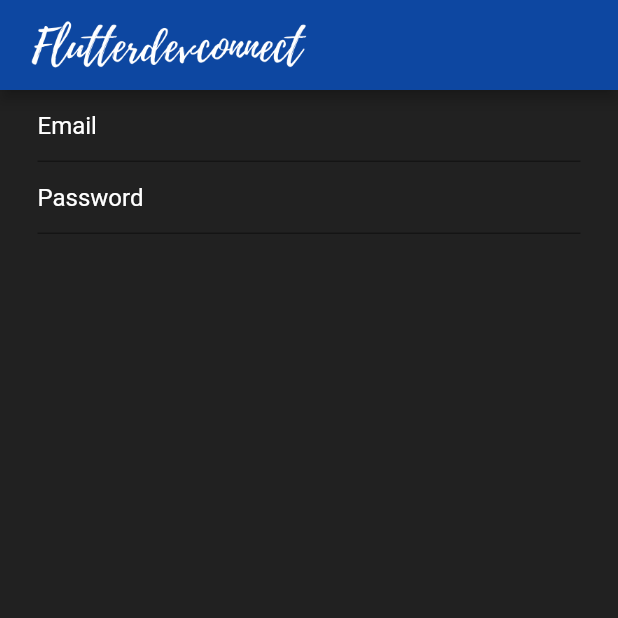
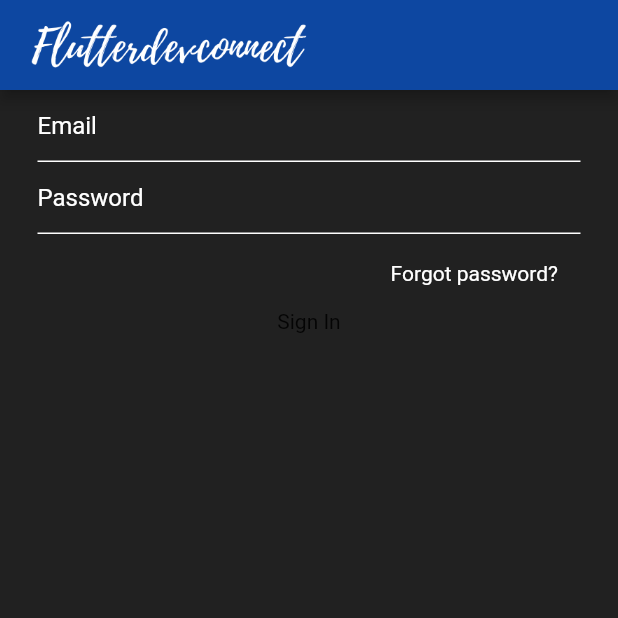
Before and after one commit to Aryan-goel/Chat-App, a Flutter app: the screen it shows after launch, on a phone screen of 412 x 824 dp, the top half of it. Run offline on Flutter 3.47's test engine with Material 2 defaults, Android fonts, the phone set to English and light mode, and no system bars.

Commit message:
login ui

```diff
--- a/lib/login.dart
+++ b/lib/login.dart
@@ -17,13 +17,28 @@ class _LoginState extends State<Login> {
         child: Column(
           children: [
             TextField(
-              decoration: InputDecoration(
-                  hintText: "Email", hintStyle: TextStyle(color: Colors.white)),
+              style: inputFieldtextStyle(),
+              decoration: textFieldInputDecoration("Email"),
             ),
             TextField(
-              decoration: InputDecoration(
-                  hintText: "Password",
-                  hintStyle: TextStyle(color: Colors.white)),
+                style: inputFieldtextStyle(),
+                decoration: textFieldInputDecoration("Password")),
+            SizedBox(
+              height: 10,
+            ),
+            Container(
+              alignment: Alignment.centerRight,
+              child: Container(
+                padding: EdgeInsets.symmetric(horizontal: 15, vertical: 8),
+                child: Text(
+                  "Forgot password?",
+                  style: inputFieldtextStyle(),
+                ),
+              ),
+            ),
+            SizedBox(height: 8),
+            Container(
+              child: Text("Sign In"),
             )
           ],
         ),
--- a/lib/widgets/widgets.dart
+++ b/lib/widgets/widgets.dart
@@ -9,3 +9,18 @@ Widget appBarMain(BuildContext context) {
     ),
   );
 }
+
+InputDecoration textFieldInputDecoration(String hint) {
+  return InputDecoration(
+      hintText: hint,
+      hintStyle: TextStyle(color: Colors.white),
+      focusedBorder: UnderlineInputBorder(
+        borderSide: BorderSide(color: Colors.white),
+      ),
+      enabledBorder:
+          UnderlineInputBorder(borderSide: BorderSide(color: Colors.white)));
+}
+
+TextStyle inputFieldtextStyle() {
+  return TextStyle(color: Colors.white);
+}
```
